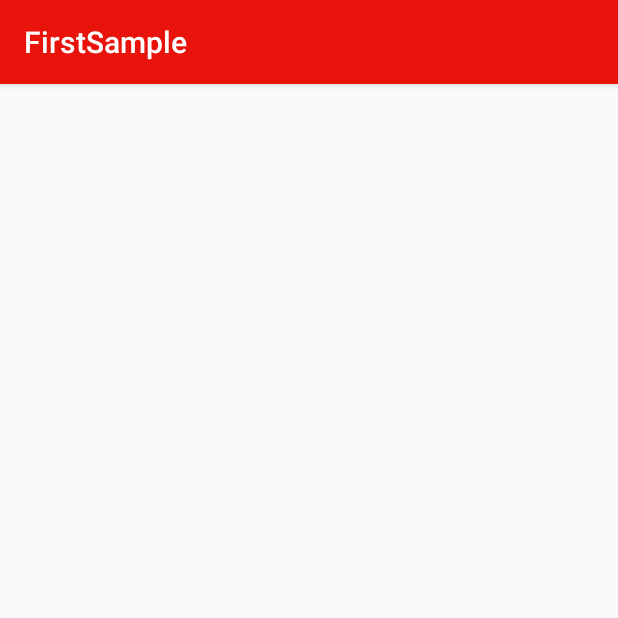
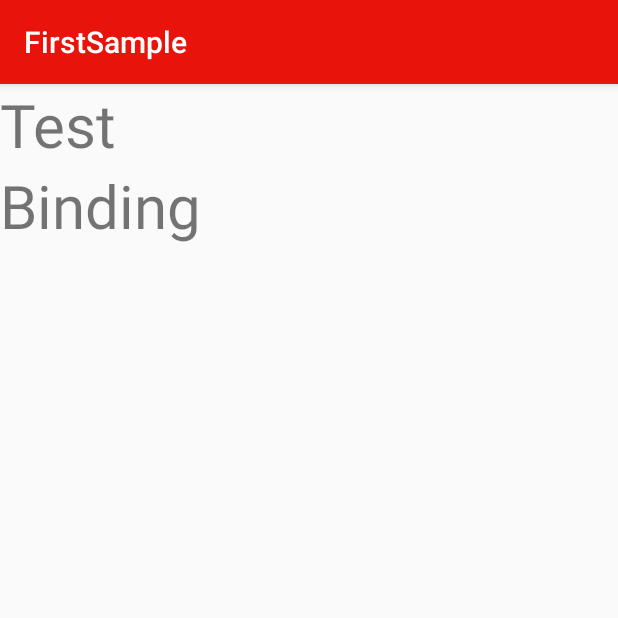
Before and after one commit to phirumtan/AndroidG1-aft-, an Android app: the DataBindingActivity screen opened directly, with no data from a screen before it, on a phone screen of 412 x 824 dp, the top half of it. Run offline under Robolectric (Android 15) with nearby library versions, the phone set to English and light mode, and no system bars; our stand-ins replace Room's generated code, data binding.

Commit message:
example for databinding

```diff
--- a/app/build.gradle
+++ b/app/build.gradle
@@ -19,6 +19,10 @@ android {
             minifyEnabled false
             proguardFiles getDefaultProguardFile('proguard-android-optimize.txt'), 'proguard-rules.pro'
         }
+    }
+
+    dataBinding {
+        enabled = true
     }
 
 }
--- a/app/src/main/java/com/gsmarena/firstsample/DataBindingActivity.java
+++ b/app/src/main/java/com/gsmarena/firstsample/DataBindingActivity.java
@@ -1,14 +1,34 @@
 package com.gsmarena.firstsample;
-
-import androidx.appcompat.app.AppCompatActivity;
 
 import android.os.Bundle;
 
+import androidx.appcompat.app.AppCompatActivity;
+import androidx.databinding.DataBindingUtil;
+
+import com.gsmarena.firstsample.databinding.ActivityDataBindingBinding;
+import com.gsmarena.firstsample.roomdb.User;
+
 public class DataBindingActivity extends AppCompatActivity {
+
+    private ActivityDataBindingBinding mBinding;
 
     @Override
     protected void onCreate(Bundle savedInstanceState) {
         super.onCreate(savedInstanceState);
-        setContentView(R.layout.activity_data_binding);
+        //setContentView(R.layout.activity_data_binding);
+        mBinding = DataBindingUtil.setContentView(this, R.layout.activity_data_binding);
+
+        User user = new User("Test", "Binding");
+
+        mBinding.setUser(user);
+
+        /*User user = new User("Test", "Binding");
+
+        TextView firstname = findViewById(R.id.tv_first);
+        TextView lastName = findViewById(R.id.tv_last);
+
+        firstname.setText(user.firstName);
+        lastName.setText(user.lastName);*/
+
     }
 }
--- a/app/src/main/java/com/gsmarena/firstsample/roomdb/UserDatabase.java
+++ b/app/src/main/java/com/gsmarena/firstsample/roomdb/UserDatabase.java
@@ -6,7 +6,7 @@ import androidx.room.Database;
 import androidx.room.Room;
 import androidx.room.RoomDatabase;
 
-@Database(entities = User.class, exportSchema = false, version = 1)
+@Database(entities = User.class, exportSchema = false, version = 3)
 public abstract class UserDatabase extends RoomDatabase {
 
     private static final String DB_NAME = "user_db";
--- a/app/src/main/res/layout/activity_data_binding.xml
+++ b/app/src/main/res/layout/activity_data_binding.xml
@@ -1,9 +1,31 @@
 <?xml version="1.0" encoding="utf-8"?>
-<androidx.constraintlayout.widget.ConstraintLayout xmlns:android="http://schemas.android.com/apk/res/android"
-    xmlns:app="http://schemas.android.com/apk/res-auto"
-    xmlns:tools="http://schemas.android.com/tools"
-    android:layout_width="match_parent"
-    android:layout_height="match_parent"
-    tools:context=".DataBindingActivity">
+<layout xmlns:android="http://schemas.android.com/apk/res/android">
 
-</androidx.constraintlayout.widget.ConstraintLayout>
+    <data>
+
+        <variable
+            name="user"
+            type="com.gsmarena.firstsample.roomdb.User" />
+    </data>
+
+    <LinearLayout
+        android:layout_width="match_parent"
+        android:layout_height="match_parent"
+        android:orientation="vertical">
+
+        <TextView
+            android:id="@+id/tv_first"
+            android:layout_width="wrap_content"
+            android:layout_height="wrap_content"
+            android:text="@{user.firstName}"
+            android:textSize="40sp" />
+
+        <TextView
+            android:id="@+id/tv_last"
+            android:layout_width="wrap_content"
+            android:layout_height="wrap_content"
+            android:text="@{user.lastName}"
+            android:textSize="40sp" />
+    </LinearLayout>
+
+</layout>
--- a/app/src/main/res/layout/activity_room_db.xml
+++ b/app/src/main/res/layout/activity_room_db.xml
@@ -30,4 +30,10 @@
         android:layout_width="wrap_content"
         android:layout_height="wrap_content"
         android:text="Insert" />
+
+    <Button
+        android:id="@+id/btn_update"
+        android:layout_width="wrap_content"
+        android:layout_height="wrap_content"
+        android:text="Update" />
 </androidx.appcompat.widget.LinearLayoutCompat>
```
Also changed, not shown: app/src/main/java/com/gsmarena/firstsample/MainActivity.java (+8 -0 lines), app/src/main/java/com/gsmarena/firstsample/RoomDbActivity.java (+15 -0 lines), app/src/main/java/com/gsmarena/firstsample/roomdb/User.java (+5 -17 lines), app/src/main/java/com/gsmarena/firstsample/roomdb/UserDao.java (+8 -3 lines), app/src/main/res/layout/activity_main.xml (+9 -0 lines).
